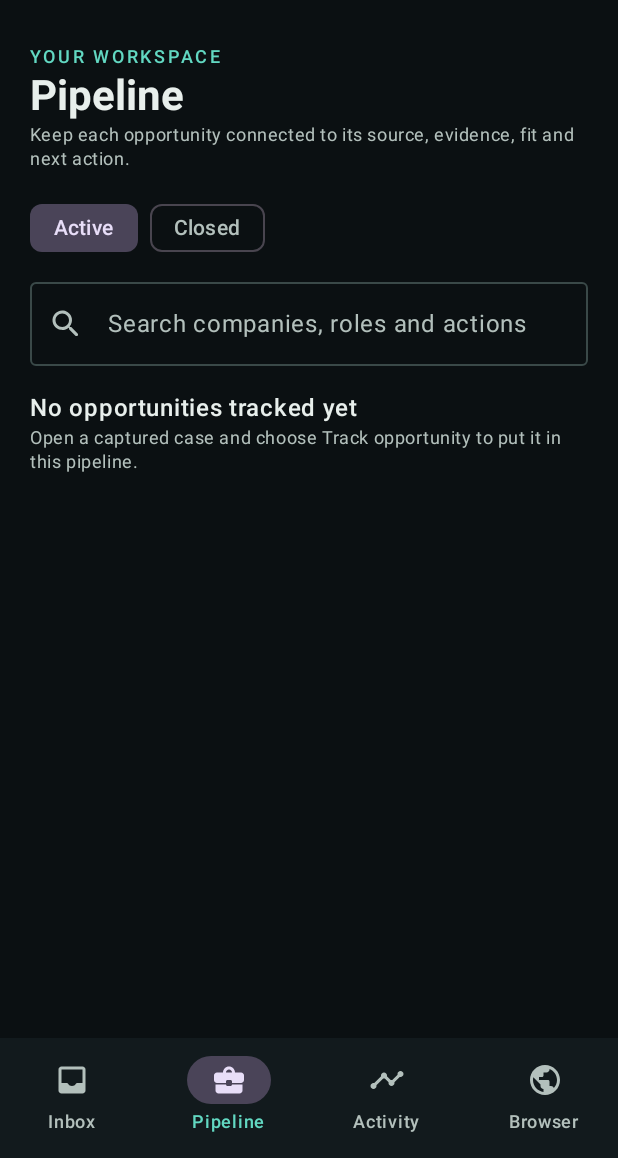
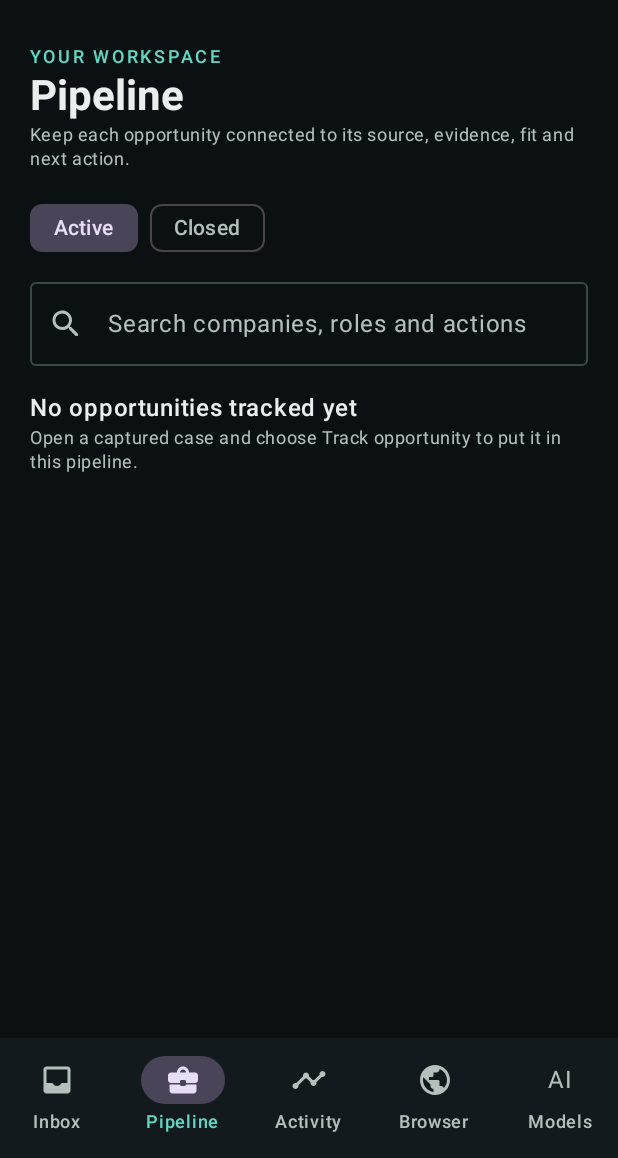
Before and after one commit to ysfclc/Trader, an Android app built with Jetpack Compose: the screen it shows after launch (MainActivity), item 2 of the bottom bar chosen, on a phone screen of 412 x 824 dp, the part 78-1236 px from its top. Run offline under Robolectric (Android 15) with nearby library versions, the phone set to English and light mode, and no system bars; our stand-ins replace Room's generated code.

Commit message:
Connect model hub to Trader navigation

```diff
--- a/app/src/main/java/com/yusufculcu/trader/ui/TraderApp.kt
+++ b/app/src/main/java/com/yusufculcu/trader/ui/TraderApp.kt
@@ -67,7 +67,7 @@ import java.util.Date
 import java.util.Calendar
 import java.util.Locale
 
-private enum class AppTab { INBOX, PIPELINE, ACTIVITY, BROWSER }
+private enum class AppTab { INBOX, PIPELINE, ACTIVITY, BROWSER, AI }
 
 @OptIn(ExperimentalMaterial3Api::class)
 @Composable
@@ -152,6 +152,7 @@ fun TraderApp(viewModel: TraderViewModel) {
                 NavigationBarItem(tab == AppTab.PIPELINE, { tab = AppTab.PIPELINE }, icon = { Icon(Icons.Rounded.BusinessCenter, null) }, label = { Text(stringResource(R.string.pipeline)) })
                 NavigationBarItem(tab == AppTab.ACTIVITY, { tab = AppTab.ACTIVITY }, icon = { Icon(Icons.Rounded.Timeline, null) }, label = { Text(stringResource(R.string.activity)) })
                 NavigationBarItem(tab == AppTab.BROWSER, { tab = AppTab.BROWSER }, icon = { Icon(Icons.Rounded.Public, null) }, label = { Text("Browser") })
+                NavigationBarItem(tab == AppTab.AI, { tab = AppTab.AI }, icon = { Text("AI") }, label = { Text("Models") })
             }
         },
         floatingActionButton = {
@@ -177,6 +178,7 @@ fun TraderApp(viewModel: TraderViewModel) {
                 modifier = Modifier.padding(padding)
             )
             tab == AppTab.BROWSER -> TraderBrowserScreen(Modifier.padding(padding))
+            tab == AppTab.AI -> TraderModelHubScreen(Modifier.padding(padding))
             tab == AppTab.PIPELINE -> OpportunityPipelineContent(
                 opportunities = opportunities,
                 onOpen = { selectedId = it.id },
```
